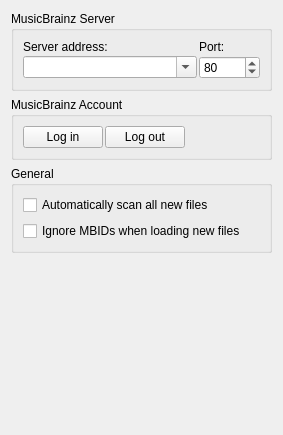
metabrainz/picard, file ui/options_general.ui: the form before one commit.
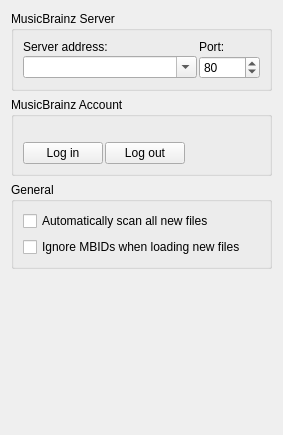
The form after the commit.

The edit to the form file:
```diff
--- a/ui/options_general.ui
+++ b/ui/options_general.ui
@@ -72,14 +72,14 @@
       <property name="spacing">
        <number>2</number>
       </property>
-      <item row="0" column="0">
+      <item row="1" column="0">
        <widget class="QPushButton" name="login">
         <property name="text">
          <string>Log in</string>
         </property>
        </widget>
       </item>
-      <item row="0" column="2">
+      <item row="1" column="2">
        <spacer name="horizontalSpacer">
         <property name="orientation">
          <enum>Qt::Horizontal</enum>
@@ -92,13 +92,20 @@
         </property>
        </spacer>
       </item>
-      <item row="0" column="1">
+      <item row="1" column="1">
        <widget class="QPushButton" name="logout">
         <property name="text">
          <string>Log out</string>
         </property>
        </widget>
       </item>
+      <item row="0" column="0" colspan="3">
+       <widget class="QLabel" name="logged_in">
+        <property name="text">
+         <string/>
+        </property>
+       </widget>
+      </item>
      </layout>
     </widget>
    </item>
```
